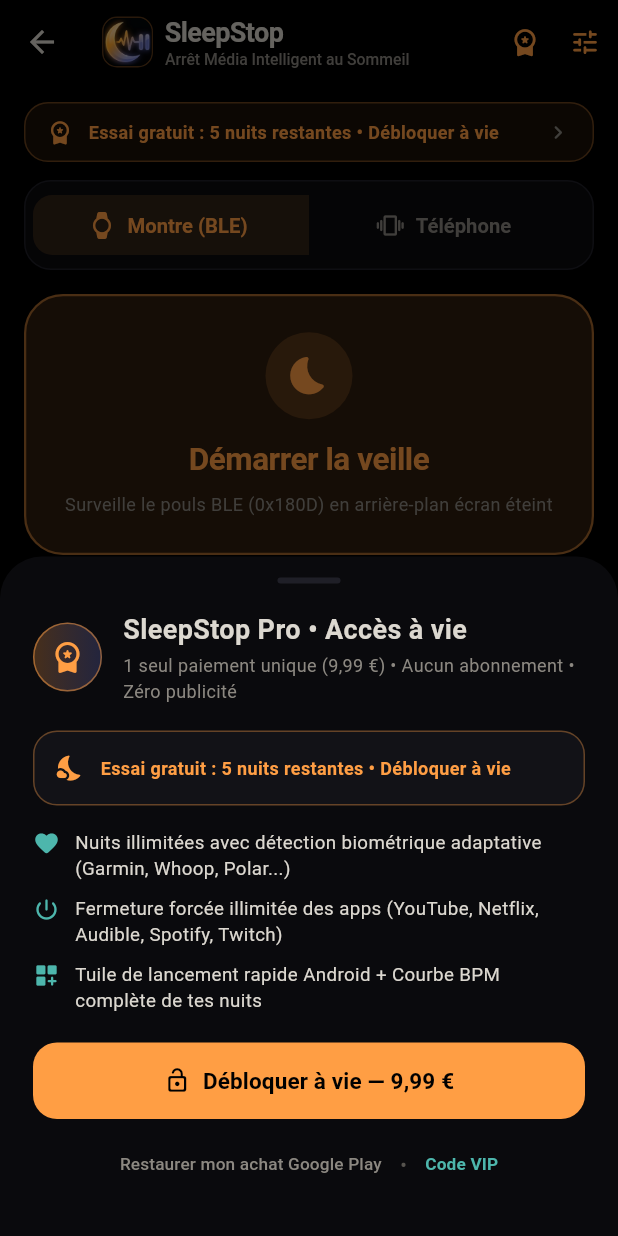
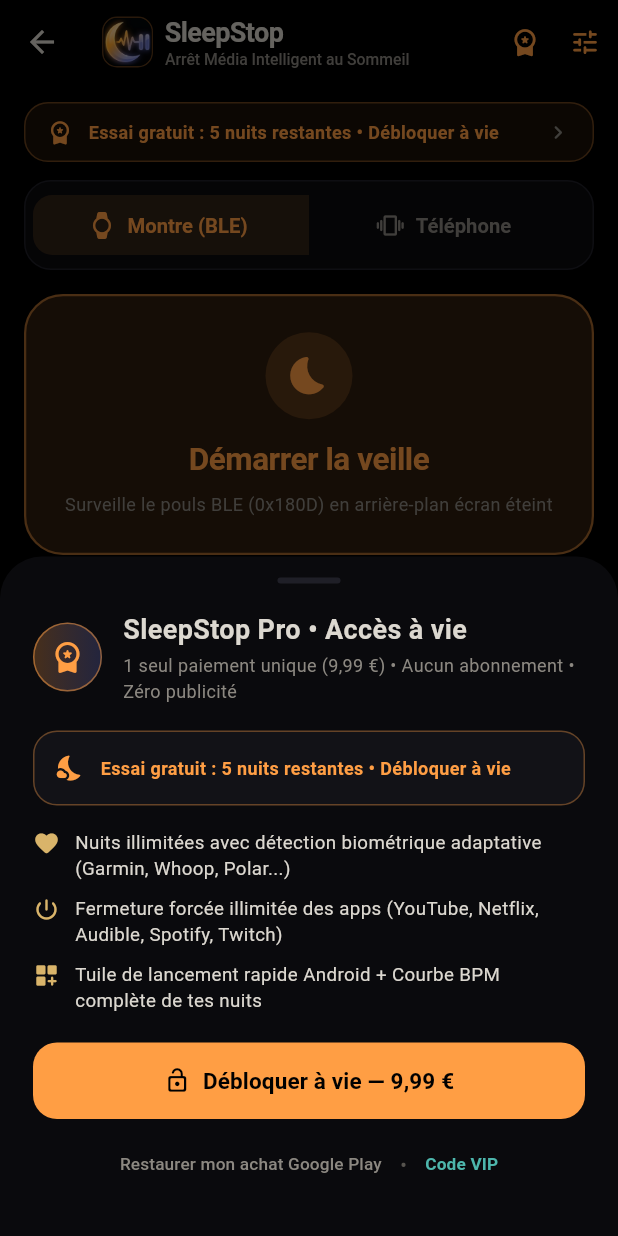
Before and after one commit to lud0veek/sleepstop, a Flutter app: the HomeScreen screen opened directly, after a tap on the "workspace premium" icon, on a phone screen of 412 x 824 dp. Run offline on Flutter 3.47's test engine with Material 3 defaults, Android fonts, the phone set to English and light mode, and no system bars; our stand-ins replace flutter_blue_plus, flutter_local_notifications, flutter_riverpod, in_app_purchase, sensors_plus, shared_preferences; missing offline and left inert: flutter_foreground_task; accounts and stored records are empty; network calls fail.

Commit message:
style(ui): fix flag rendering, gold Pro sheet, badge without lifetime mention
Co-Authored-By: Claude Fable 5.1 <noreply@anthropic.com>

```diff
--- a/lib/l10n/app_strings.dart
+++ b/lib/l10n/app_strings.dart
@@ -645,10 +645,10 @@ class AppStrings {
   );
 
   String get proActiveBadge => tr(
-    fr: 'SleepStop Pro (À vie) activé',
-    nl: 'SleepStop Pro (Levenslang) actief',
-    de: 'SleepStop Pro (Lebenslang) aktiv',
-    es: 'SleepStop Pro (De por vida) activo',
+    fr: 'SleepStop Pro activé',
+    nl: 'SleepStop Pro actief',
+    de: 'SleepStop Pro aktiv',
+    es: 'SleepStop Pro activado',
   );
 
   String get unlockProTitle => tr(
--- a/lib/ui/pro_unlock_sheet.dart
+++ b/lib/ui/pro_unlock_sheet.dart
@@ -117,7 +117,7 @@ class ProUnlockSheet extends ConsumerWidget {
                 borderRadius: BorderRadius.circular(16),
                 border: Border.all(
                   color: settings.isProUnlocked
-                      ? OledColors.calmTeal.withValues(alpha: 0.45)
+                      ? OledColors.gold.withValues(alpha: 0.5)
                       : OledColors.warmAmber.withValues(alpha: 0.35),
                 ),
               ),
@@ -128,7 +128,7 @@ class ProUnlockSheet extends ConsumerWidget {
                         ? Icons.verified_rounded
                         : Icons.nights_stay_rounded,
                     color: settings.isProUnlocked
-                        ? OledColors.calmTeal
+                        ? OledColors.gold
                         : OledColors.warmAmber,
                     size: 20,
                   ),
@@ -142,7 +142,7 @@ class ProUnlockSheet extends ConsumerWidget {
                         fontSize: 12,
                         fontWeight: FontWeight.w600,
                         color: settings.isProUnlocked
-                            ? OledColors.calmTeal
+                            ? OledColors.gold
                             : OledColors.warmAmber,
                       ),
                     ),
@@ -285,19 +285,25 @@ class ProUnlockSheet extends ConsumerWidget {
                 child: OutlinedButton.icon(
                   onPressed: () => Navigator.of(context).pop(),
                   icon: const Icon(
-                    Icons.check_circle_rounded,
-                    color: OledColors.calmTeal,
+                    Icons.favorite_rounded,
+                    color: OledColors.gold,
+                    size: 18,
                   ),
                   label: Text(
-                    s.proActiveBadge,
+                    s.tr(
+                      fr: 'Merci de soutenir SleepStop',
+                      nl: 'Bedankt dat je SleepStop steunt',
+                      de: 'Danke, dass du SleepStop unterstützt',
+                      es: 'Gracias por apoyar SleepStop',
+                    ),
                     style: const TextStyle(
-                      color: OledColors.calmTeal,
+                      color: OledColors.gold,
                       fontWeight: FontWeight.w700,
                     ),
                   ),
                   style: OutlinedButton.styleFrom(
                     padding: const EdgeInsets.symmetric(vertical: 14),
-                    side: const BorderSide(color: OledColors.calmTeal),
+                    side: BorderSide(color: OledColors.gold.withValues(alpha: 0.6)),
                     shape: RoundedRectangleBorder(
                       borderRadius: BorderRadius.circular(16),
                     ),
@@ -390,7 +396,7 @@ class ProUnlockSheet extends ConsumerWidget {
     return Row(
       crossAxisAlignment: CrossAxisAlignment.start,
       children: [
-        Icon(icon, size: 18, color: OledColors.calmTeal),
+        Icon(icon, size: 18, color: OledColors.gold),
         const SizedBox(width: 10),
         Expanded(
           child: Text(
--- a/lib/ui/widgets/flag_icon.dart
+++ b/lib/ui/widgets/flag_icon.dart
@@ -28,6 +28,9 @@ class FlagIcon extends StatelessWidget {
         height: height,
         child: Flex(
           direction: stripes.vertical ? Axis.horizontal : Axis.vertical,
+          // A childless ColoredBox collapses to zero on the cross axis unless
+          // the Flex stretches it.
+          crossAxisAlignment: CrossAxisAlignment.stretch,
           children: [
             for (final (color, flex) in stripes.bands)
               Expanded(
```
Also changed, not shown: 1 other file.
